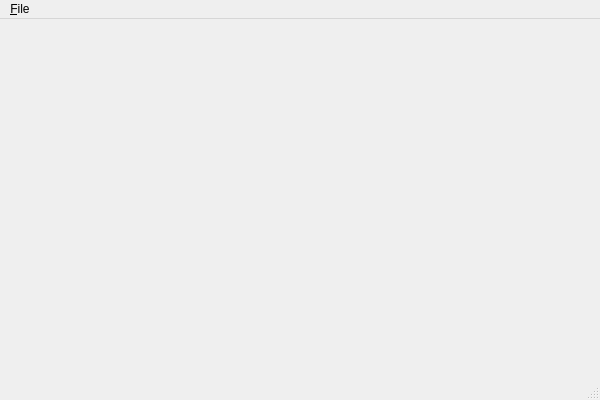
This is QtD3D11.ui in jamelouis/graphic as Qt 5 draws it before an edit. The edited form follows.
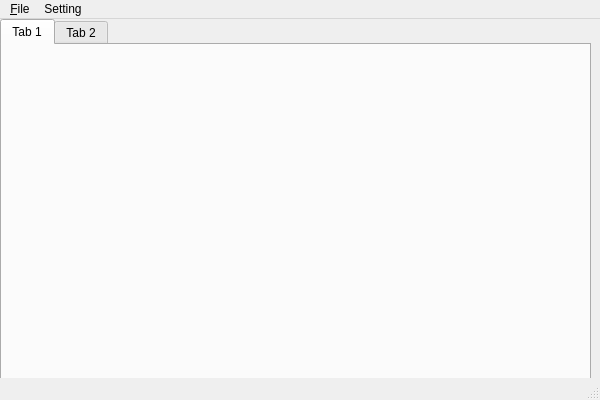
This is the edited form.

```diff
--- a/QtD3D11.ui
+++ b/QtD3D11.ui
@@ -13,14 +13,38 @@
   <property name="windowTitle">
    <string>QtD3D11</string>
   </property>
-  <widget class="QWidget" name="centralWidget"/>
+  <widget class="QWidget" name="centralWidget">
+   <widget class="QTabWidget" name="tabWidget">
+    <property name="geometry">
+     <rect>
+      <x>0</x>
+      <y>0</y>
+      <width>591</width>
+      <height>361</height>
+     </rect>
+    </property>
+    <property name="currentIndex">
+     <number>0</number>
+    </property>
+    <widget class="QWidget" name="tab">
+     <attribute name="title">
+      <string>Tab 1</string>
+     </attribute>
+    </widget>
+    <widget class="QWidget" name="tab_2">
+     <attribute name="title">
+      <string>Tab 2</string>
+     </attribute>
+    </widget>
+   </widget>
+  </widget>
   <widget class="QMenuBar" name="menuBar">
    <property name="geometry">
     <rect>
      <x>0</x>
      <y>0</y>
      <width>600</width>
-     <height>21</height>
+     <height>23</height>
     </rect>
    </property>
    <widget class="QMenu" name="menu_File">
@@ -29,7 +53,14 @@
     </property>
     <addaction name="actionExit"/>
    </widget>
+   <widget class="QMenu" name="menuLightsetting">
+    <property name="title">
+     <string>Setting</string>
+    </property>
+    <addaction name="actionLightSetting"/>
+   </widget>
    <addaction name="menu_File"/>
+   <addaction name="menuLightsetting"/>
   </widget>
   <widget class="QStatusBar" name="statusBar"/>
   <action name="actionExit">
```
Left out of the diff: 11 changed lines with no effect on the pictures.
